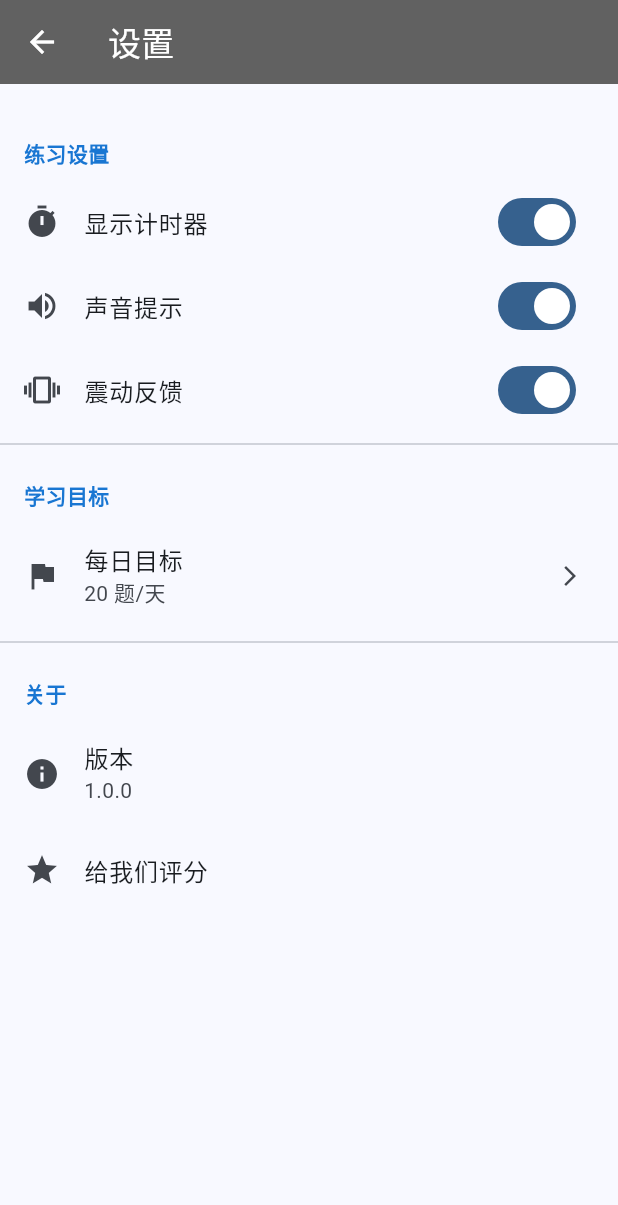
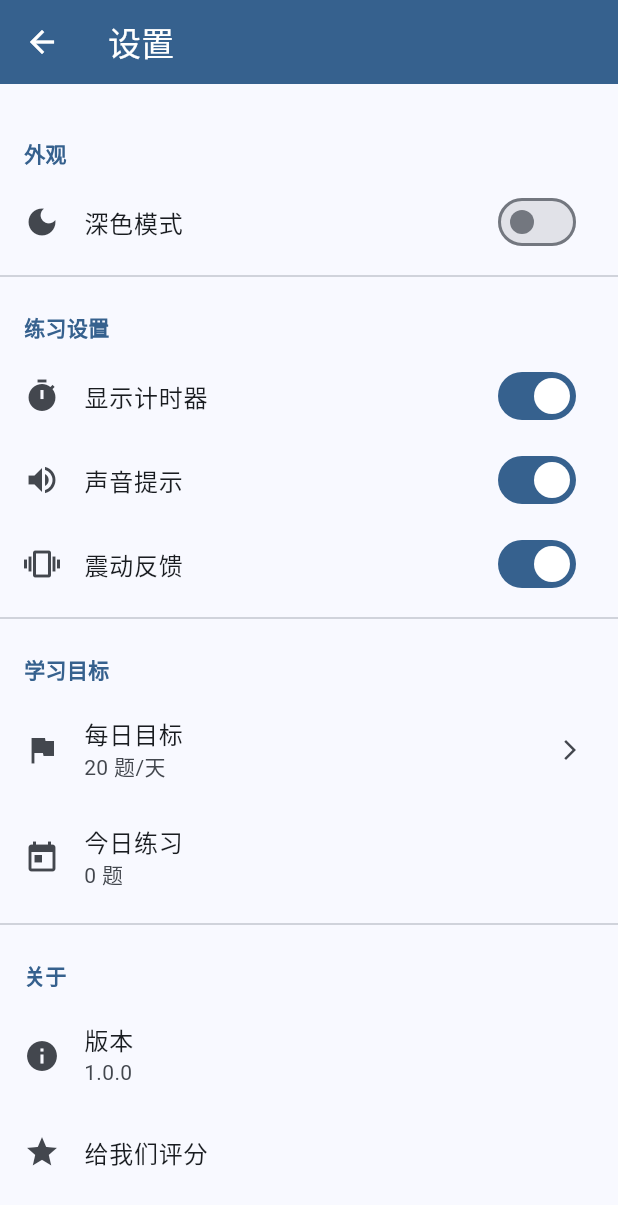
Before and after one commit to lxztry/education, a Flutter app: the screen it shows after launch, after a tap on "设置", on a phone screen of 412 x 824 dp. Shown: the top 1205 px of the screen. Run offline on Flutter 3.47's test engine with Material 3 defaults, Android fonts, the phone set to English and light mode, and no system bars; our stand-ins replace shared_preferences.

Commit message:
feat: 添加数据持久化、错题本、闯关进度保存、深色模式和每日练习统计

```diff
--- a/lib/main.dart
+++ b/lib/main.dart
@@ -3,8 +3,11 @@ import 'screens/home_screen.dart';
 import 'screens/challenge_screen.dart';
 import 'screens/wrong_book_screen.dart';
 import 'screens/settings_screen.dart';
+import 'services/storage_service.dart';
 
-void main() {
+void main() async {
+  WidgetsFlutterBinding.ensureInitialized();
+  await StorageService.init();
   runApp(const MathTrainerApp());
 }
 
@@ -13,12 +16,25 @@ class MathTrainerApp extends StatelessWidget {
 
   @override
   Widget build(BuildContext context) {
+    final isDarkMode = StorageService.getDarkMode();
+
     return MaterialApp(
       title: '口算训练师',
       theme: ThemeData(
-        colorScheme: ColorScheme.fromSeed(seedColor: Colors.blue),
+        colorScheme: ColorScheme.fromSeed(
+          seedColor: Colors.blue,
+          brightness: Brightness.light,
+        ),
         useMaterial3: true,
       ),
+      darkTheme: ThemeData(
+        colorScheme: ColorScheme.fromSeed(
+          seedColor: Colors.blue,
+          brightness: Brightness.dark,
+        ),
+        useMaterial3: true,
+      ),
+      themeMode: isDarkMode ? ThemeMode.dark : ThemeMode.light,
       home: const HomeScreen(),
       routes: {
         '/challenge': (context) => const ChallengeScreen(),
--- a/lib/screens/settings_screen.dart
+++ b/lib/screens/settings_screen.dart
@@ -1,4 +1,5 @@
 import 'package:flutter/material.dart';
+import '../services/storage_service.dart';
 
 class SettingsScreen extends StatefulWidget {
   const SettingsScreen({super.key});
@@ -8,29 +9,58 @@ class SettingsScreen extends StatefulWidget {
 }
 
 class _SettingsScreenState extends State<SettingsScreen> {
-  bool _soundEnabled = true;
-  bool _vibrationEnabled = true;
-  bool _showTimer = true;
-  int _dailyGoal = 20;
+  late bool _soundEnabled;
+  late bool _vibrationEnabled;
+  late bool _showTimer;
+  late int _dailyGoal;
+  late bool _darkMode;
+
+  @override
+  void initState() {
+    super.initState();
+    _loadSettings();
+  }
+
+  void _loadSettings() {
+    _soundEnabled = StorageService.getSoundEnabled();
+    _vibrationEnabled = StorageService.getVibrationEnabled();
+    _showTimer = StorageService.getShowTimer();
+    _dailyGoal = StorageService.getDailyGoal();
+    _darkMode = StorageService.getDarkMode();
+  }
 
   @override
   Widget build(BuildContext context) {
     return Scaffold(
       appBar: AppBar(
         title: const Text('设置'),
-        backgroundColor: Colors.grey[700],
+        backgroundColor: Theme.of(context).colorScheme.primary,
         foregroundColor: Colors.white,
       ),
       body: ListView(
         children: [
           const SizedBox(height: 20),
+          _buildSectionHeader('外观'),
+          ListTile(
+            leading: const Icon(Icons.dark_mode),
+            title: const Text('深色模式'),
+            trailing: Switch(
+              value: _darkMode,
+              onChanged: (value) async {
+                await StorageService.setDarkMode(value);
+                setState(() => _darkMode = value);
+              },
+            ),
+          ),
+          const Divider(),
           _buildSectionHeader('练习设置'),
           ListTile(
             leading: const Icon(Icons.timer),
             title: const Text('显示计时器'),
             trailing: Switch(
               value: _showTimer,
-              onChanged: (value) {
+              onChanged: (value) async {
+                await StorageService.setShowTimer(value);
                 setState(() => _showTimer = value);
               },
             ),
@@ -40,7 +70,8 @@ class _SettingsScreenState extends State<SettingsScreen> {
             title: const Text('声音提示'),
             trailing: Switch(
               value: _soundEnabled,
-              onChanged: (value) {
+              onChanged: (value) async {
+                await StorageService.setSoundEnabled(value);
                 setState(() => _soundEnabled = value);
               },
             ),
@@ -50,7 +81,8 @@ class _SettingsScreenState extends State<SettingsScreen> {
             title: const Text('震动反馈'),
             trailing: Switch(
               value: _vibrationEnabled,
-              onChanged: (value) {
+              onChanged: (value) async {
+                await StorageService.setVibrationEnabled(value);
                 setState(() => _vibrationEnabled = value);
               },
             ),
@@ -63,6 +95,11 @@ class _SettingsScreenState extends State<SettingsScreen> {
             subtitle: Text('$_dailyGoal 题/天'),
             trailing: const Icon(Icons.arrow_forward_ios, size: 16),
             onTap: _showDailyGoalDialog,
+          ),
+          ListTile(
+            leading: const Icon(Icons.today),
+            title: const Text('今日练习'),
+            subtitle: Text('${StorageService.getTodayCount()} 题'),
           ),
           const Divider(),
           _buildSectionHeader('关于'),
@@ -91,7 +128,7 @@ class _SettingsScreenState extends State<SettingsScreen> {
       child: Text(
         title,
         style: TextStyle(
-          color: Colors.blue[700],
+          color: Theme.of(context).colorScheme.primary,
           fontWeight: FontWeight.bold,
           fontSize: 14,
         ),
@@ -112,8 +149,9 @@ class _SettingsScreenState extends State<SettingsScreen> {
                 title: Text('$goal 题'),
                 value: goal,
                 groupValue: _dailyGoal,
-                onChanged: (value) {
-                  setState(() => _dailyGoal = value!);
+                onChanged: (value) async {
+                  await StorageService.setDailyGoal(value!);
+                  setState(() => _dailyGoal = value);
                   Navigator.pop(context);
                 },
               );
--- /dev/null
+++ b/lib/services/storage_service.dart
@@ -0,0 +1,137 @@
+import 'dart:convert';
+import 'package:shared_preferences/shared_preferences.dart';
+import '../models/problem.dart';
+
+class StorageService {
+  static SharedPreferences? _prefs;
+
+  static Future<void> init() async {
+    _prefs = await SharedPreferences.getInstance();
+  }
+
+  static SharedPreferences get prefs {
+    if (_prefs == null) {
+      throw Exception('StorageService not initialized. Call StorageService.init() first.');
+    }
+    return _prefs!;
+  }
+
+  static const String _wrongProblemsKey = 'wrong_problems';
+  static const String _challengeLevelKey = 'challenge_level';
+  static const String _highScoreKey = 'high_score';
+  static const String _dailyGoalKey = 'daily_goal';
+  static const String _soundEnabledKey = 'sound_enabled';
+  static const String _vibrationEnabledKey = 'vibration_enabled';
+  static const String _showTimerKey = 'show_timer';
+  static const String _darkModeKey = 'dark_mode';
+  static const String _todayCountKey = 'today_count';
+  static const String _lastPracticeDateKey = 'last_practice_date';
+
+  static List<MathProblem> getWrongProblems() {
+    final jsonString = prefs.getString(_wrongProblemsKey);
+    if (jsonString == null) return [];
+
+    try {
+      final List<dynamic> jsonList = json.decode(jsonString);
+      return jsonList.map((e) => MathProblem.fromJson(e)).toList();
+    } catch (e) {
+      return [];
+    }
+  }
+
+  static Future<void> saveWrongProblems(List<MathProblem> problems) async {
+    final jsonString = json.encode(problems.map((e) => e.toJson()).toList());
+    await prefs.setString(_wrongProblemsKey, jsonString);
+  }
+
+  static Future<void> addWrongProblem(MathProblem problem) async {
+    final problems = getWrongProblems();
+    problems.add(problem);
+    await saveWrongProblems(problems);
+  }
+
+  static Future<void> clearWrongProblems() async {
+    await prefs.remove(_wrongProblemsKey);
+  }
+
+  static int getChallengeLevel() {
+    return prefs.getInt(_challengeLevelKey) ?? 1;
+  }
+
+  static Future<void> setChallengeLevel(int level) async {
+    await prefs.setInt(_challengeLevelKey, level);
+  }
+
+  static int getHighScore() {
+    return prefs.getInt(_highScoreKey) ?? 0;
+  }
+
+  static Future<void> setHighScore(int score) async {
+    await prefs.setInt(_highScoreKey, score);
+  }
+
+  static int getDailyGoal() {
+    return prefs.getInt(_dailyGoalKey) ?? 20;
+  }
+
+  static Future<void> setDailyGoal(int goal) async {
+    await prefs.setInt(_dailyGoalKey, goal);
+  }
+
+  static bool getSoundEnabled() {
+    return prefs.getBool(_soundEnabledKey) ?? true;
+  }
+
+  static Future<void> setSoundEnabled(bool enabled) async {
+    await prefs.setBool(_soundEnabledKey, enabled);
+  }
+
+  static bool getVibrationEnabled() {
+    return prefs.getBool(_vibrationEnabledKey) ?? true;
+  }
+
+  static Future<void> setVibrationEnabled(bool enabled) async {
+    await prefs.setBool(_vibrationEnabledKey, enabled);
+  }
+
+  static bool getShowTimer() {
+    return prefs.getBool(_showTimerKey) ?? true;
+  }
+
+  static Future<void> setShowTimer(bool show) async {
+    await prefs.setBool(_showTimerKey, show);
+  }
+
+  static bool getDarkMode() {
+    return prefs.getBool(_darkModeKey) ?? false;
+  }
+
+  static Future<void> setDarkMode(bool enabled) async {
+    await prefs.setBool(_darkModeKey, enabled);
+  }
+
+  static int getTodayCount() {
+    final lastDate = prefs.getString(_lastPracticeDateKey);
+    final today = DateTime.now().toIso8601String().substring(0, 10);
+
+    if (lastDate != today) {
+      return 0;
+    }
+    return prefs.getInt(_todayCountKey) ?? 0;
+  }
+
+  static Future<void> incrementTodayCount() async {
+    final today = DateTime.now().toIso8601String().substring(0, 10);
+    final lastDate = prefs.getString(_lastPracticeDateKey);
+
+    int count;
+    if (lastDate != today) {
+      count = 1;
+    } else {
+      count = (prefs.getInt(_todayCountKey) ?? 0) + 1;
+    }
+
+    await prefs.setInt(_todayCountKey, count);
+    await prefs.setString(_lastPracticeDateKey, today);
+  }
+}
```
Also changed, not shown: lib/screens/challenge_screen.dart (+19 -6 lines), lib/screens/practice_screen.dart (+50 -3 lines), lib/screens/wrong_book_screen.dart (+24 -5 lines).
